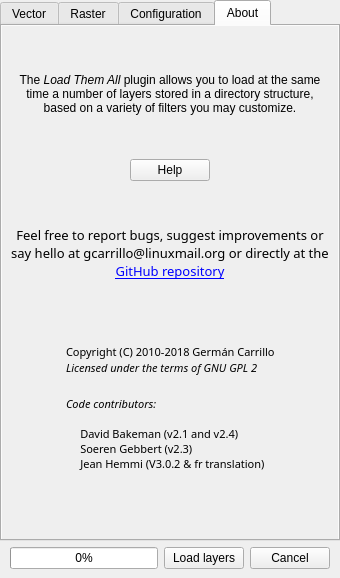
The window that Ui_DockWidget.ui (gacarrillor/loadthemall) describes before a commit, drawn with Qt 5.
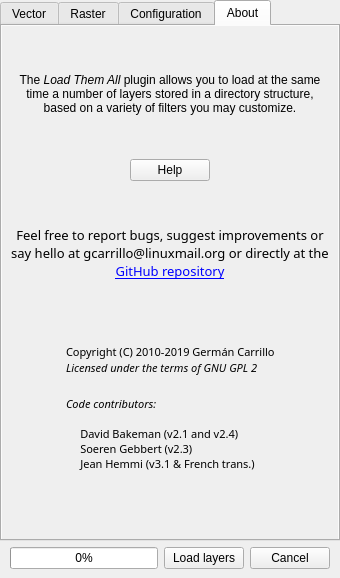
The same window after the commit. The open tabs and pages were chosen to show the change. Icons and pictures are not drawn.

```diff
--- a/Ui_DockWidget.ui
+++ b/Ui_DockWidget.ui
@@ -670,7 +670,7 @@
              <x>0</x>
              <y>0</y>
              <width>358</width>
-             <height>486</height>
+             <height>474</height>
             </rect>
            </property>
            <layout class="QGridLayout" name="gridLayout_12">
@@ -895,7 +895,7 @@
                    <string notr="true">font: 8pt &quot;Sans Serif&quot;;</string>
                   </property>
                   <property name="text">
-                   <string>Copyright (C) 2010-2018 Germán Carrillo</string>
+                   <string>Copyright (C) 2010-2019 Germán Carrillo</string>
                   </property>
                   <property name="wordWrap">
                    <bool>false</bool>
@@ -955,7 +955,7 @@
                    <string notr="true">font: 8pt &quot;Sans Serif&quot;;</string>
                   </property>
                   <property name="text">
-                   <string>&lt;html&gt;&lt;head/&gt;&lt;body&gt;&lt;p&gt;&lt;span style=&quot; font-style:italic;&quot;&gt;Code contributors:&lt;/span&gt;&lt;br/&gt;&lt;br/&gt;     David Bakeman (v2.1 and v2.4)&lt;br/&gt;     Soeren Gebbert (v2.3)&lt;br/&gt;     Jean Hemmi (V3.0.2 &amp;amp; fr translation)&lt;/p&gt;&lt;/body&gt;&lt;/html&gt;</string>
+                   <string>&lt;html&gt;&lt;head/&gt;&lt;body&gt;&lt;p&gt;&lt;span style=&quot; font-style:italic;&quot;&gt;Code contributors:&lt;/span&gt;&lt;br/&gt;&lt;br/&gt;     David Bakeman (v2.1 and v2.4)&lt;br/&gt;     Soeren Gebbert (v2.3)&lt;br/&gt;     Jean Hemmi (v3.1 &amp;amp; French trans.)&lt;/p&gt;&lt;/body&gt;&lt;/html&gt;</string>
                   </property>
                   <property name="wordWrap">
                    <bool>true</bool>
```
Left out of the diff: 17 changed lines with no effect on the pictures.
